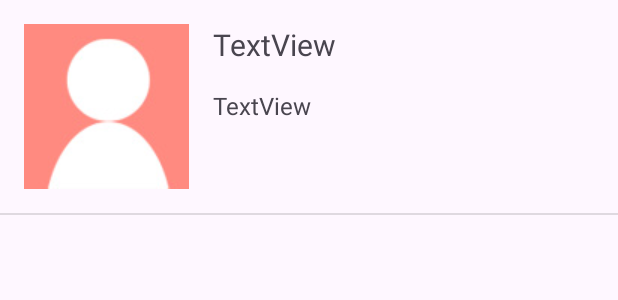
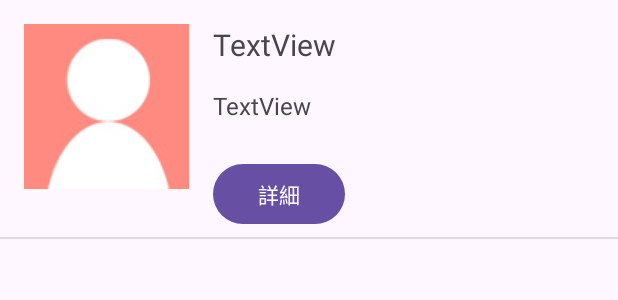
Before and after one commit to Kiritanpomelette/InventoryAndroidApp, an Android app: the layout one_layout.xml on its own in the app's theme, with its tools: preview values and no code run, on a phone screen of 412 x 824 dp. Shown: the top 300 px of the screen. Run offline under Robolectric (Android 15) with nearby library versions, the phone set to English and light mode, and no system bars.

Commit message:
詳細ボタン追加

```diff
--- a/app/src/main/AndroidManifest.xml
+++ b/app/src/main/AndroidManifest.xml
@@ -21,6 +21,7 @@
                 <category android:name="android.intent.category.LAUNCHER" />
             </intent-filter>
         </activity>
+        <activity android:name=".Details_Activity"/>
     </application>
 
 </manifest>
--- a/app/src/main/res/layout/activity_main.xml
+++ b/app/src/main/res/layout/activity_main.xml
@@ -8,7 +8,7 @@
 
 
     <androidx.recyclerview.widget.RecyclerView
-        android:id="@+id/rw"
+        android:id="@+id/rv"
         android:layout_width="match_parent"
         android:layout_height="match_parent"
         />
--- /dev/null
+++ b/app/src/main/res/layout/details_layout.xml
@@ -0,0 +1,6 @@
+<?xml version="1.0" encoding="utf-8"?>
+<androidx.constraintlayout.widget.ConstraintLayout xmlns:android="http://schemas.android.com/apk/res/android"
+    android:layout_width="match_parent"
+    android:layout_height="match_parent">
+
+</androidx.constraintlayout.widget.ConstraintLayout>
--- a/app/src/main/res/layout/one_layout.xml
+++ b/app/src/main/res/layout/one_layout.xml
@@ -41,8 +41,18 @@
         android:id="@+id/divider"
         android:layout_width="match_parent"
         android:layout_height="1dp"
-        android:layout_marginTop="16dp"
+        android:layout_marginTop="32dp"
         android:background="?android:attr/listDivider"
         app:layout_constraintTop_toBottomOf="@+id/iv"
         tools:layout_editor_absoluteX="1dp" />
+
+    <Button
+        android:id="@+id/btnDetails"
+        android:layout_width="wrap_content"
+        android:layout_height="wrap_content"
+        android:layout_marginStart="16dp"
+        android:layout_marginTop="24dp"
+        android:text="@string/詳細"
+        app:layout_constraintStart_toEndOf="@+id/iv"
+        app:layout_constraintTop_toBottomOf="@+id/tvmessage" />
 </androidx.constraintlayout.widget.ConstraintLayout>
--- a/app/src/main/res/values/strings.xml
+++ b/app/src/main/res/values/strings.xml
@@ -1,3 +1,4 @@
 <resources>
     <string name="app_name">InventoryManager</string>
+    <string name="詳細">詳細</string>
 </resources>
```
Also changed, not shown: app/src/main/java/xyz/miyayu/inventorymanager/Details_Activity.kt (added, +11 -0 lines), app/src/main/java/xyz/miyayu/inventorymanager/MainActivity.kt (+9 -2 lines), app/src/main/java/xyz/miyayu/inventorymanager/RecyclerAdapter.kt (+11 -5 lines), app/src/main/java/xyz/miyayu/inventorymanager/ViewHolderItem.kt (+20 -4 lines).
